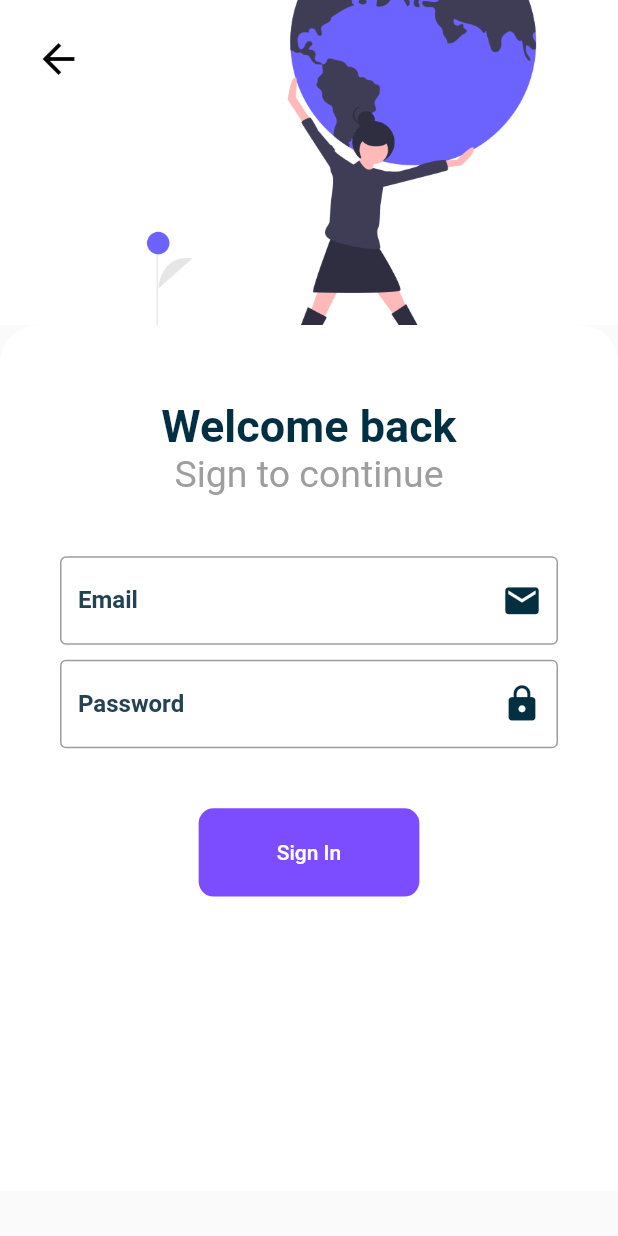
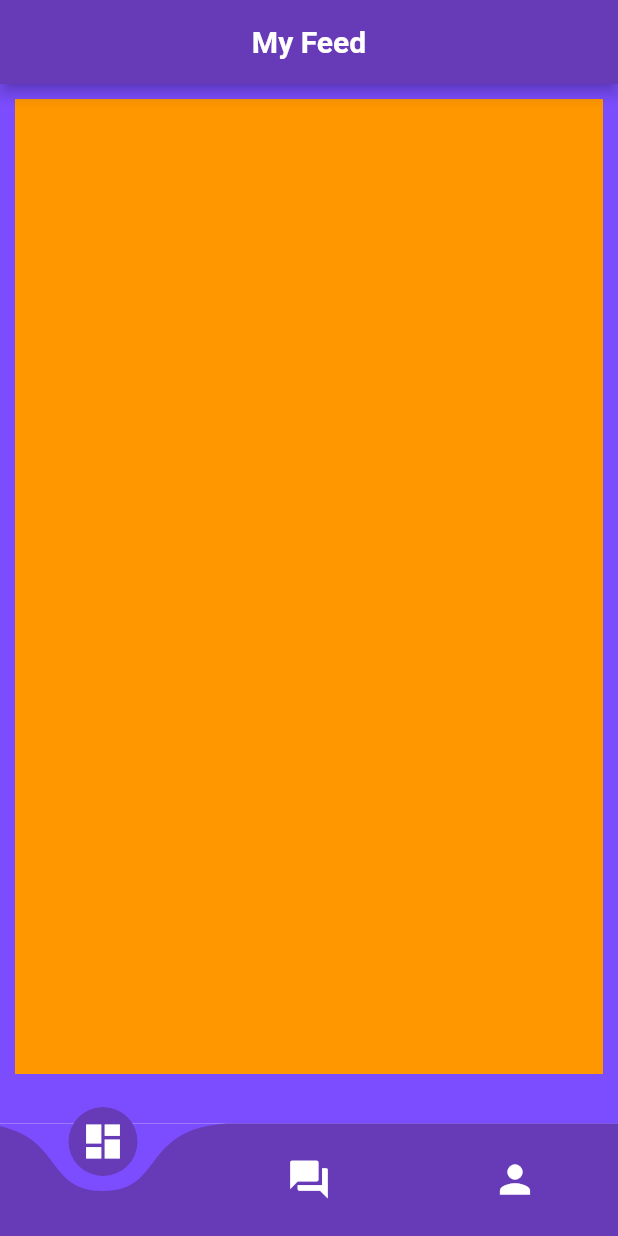
Before and after one commit to msoham123/ProtectApp, a Flutter app: the LoginScreen screen opened directly, after a tap on "Sign In", on a phone screen of 412 x 824 dp. Run offline on Flutter 3.47's test engine with Material 2 defaults, Android fonts, the phone set to English and light mode, and no system bars; drawn by our look-alikes of curved_navigation_bar; our stand-ins replace bottom_navy_bar, device_preview, page_transition.

Commit message:
Added Bottom Nav Bar and Screens

```diff
--- /dev/null
+++ b/lib/navScreen.dart
@@ -0,0 +1,149 @@
+import 'package:bottom_navy_bar/bottom_navy_bar.dart';
+import 'package:curved_navigation_bar/curved_navigation_bar.dart';
+import 'package:flutter/cupertino.dart';
+import 'package:flutter/material.dart';
+import 'package:protect/screens/feedScreen.dart';
+import 'package:protect/screens/firstScreen.dart';
+import 'package:protect/screens/messageScreen.dart';
+import 'package:protect/screens/profileScreen.dart';
+
+import 'main.dart';
+
+
+
+class NavScreen extends StatefulWidget {
+  @override
+  _NavScreenState createState() => _NavScreenState();
+}
+
+class _NavScreenState extends State<NavScreen> {
+  PageController pageController;
+
+  @override
+  initState() {
+    super.initState();
+    pageController = new PageController(
+        initialPage: MyApp.currentIndex, keepPage: true, viewportFraction: 1);
+  }
+
+  @override
+  dispose() {
+    pageController.dispose();
+    super.dispose();
+  }
+
+//  void getCurrentUser() async {
+//    try {
+//      final user = await _auth.currentUser();
+//      if (user != null) {
+//        loggedInUser = user;
+//      }
+//    } catch (e) {
+//      print(e);
+//    }
+//  }
+
+  @override
+  Widget build(BuildContext context) {
+    return Scaffold(
+//      appBar: AppBar(
+//        title: Text("ProtectApp", style: TextStyle(fontWeight: FontWeight.w700),),
+//        backgroundColor: Colors.deepPurple,
+//        automaticallyImplyLeading: false,
+//        actions: <Widget>[
+//          MaterialButton(
+//            onPressed: () {
+//              print("sign out");
+////              _auth.signOut();
+//              Navigator.push(
+//                context,
+//                MaterialPageRoute(
+//                  builder: (context) => FirstScreen(),
+//                ),
+//              );
+//            },
+//            child: Row(
+//              children: <Widget>[
+//                Text("Sign out",style: TextStyle(color: Colors.white),),
+//                Padding(
+//                  padding: const EdgeInsets.only(left: 5.0),
+//                  child: Icon(Icons.keyboard_arrow_right, color: Colors.white,),
+//                ),
+//              ],
+//            ),
+//          )
+//        ],
+//      ),
+      body: Center(
+        child: PageView(
+          controller: pageController,
+          onPageChanged: (index) {
+            setState(() {
+              MyApp.currentIndex = index;
+            });
+          },
+          children: <Widget>[
+//            MainScreen(), list of screens here
+//            MapScreen(),
+//            myChatBotScreen(),
+            feedScreen(),
+            messageScreen(),
+            profileScreen(),
+          ],
+        ),
+      ),
+//      bottomNavigationBar: BottomNavyBar(
+//        backgroundColor: Colors.white,
+//        selectedIndex: MyApp.currentIndex,
+//        showElevation: true,
+//        itemCornerRadius: 8,
+//        curve: Curves.easeInBack,
+//        onItemSelected: (index) {
+//          setState(() {
+//            MyApp.currentIndex = index;
+//          });
+//          pageController.jumpToPage(index);
+//        },
+//        items: [
+//          BottomNavyBarItem(
+//            icon: Icon(Icons.home),
+//            title: Text('Home'),
+//            activeColor: Colors.purpleAccent,
+//            textAlign: TextAlign.center,
+//          ),
+//          BottomNavyBarItem(
+//            icon: Icon(Icons.location_on),
+//            title: Text(
+//              'Clinics',
+//            ),
+//            activeColor: Colors.pink,
+//            textAlign: TextAlign.center,
+//          ),
+//          BottomNavyBarItem(
+//            icon: Icon(Icons.question_answer),
+//            title: Text('Chatbot'),
+//            activeColor: Colors.orangeAccent,
+//            textAlign: TextAlign.center,
+//          ),
+//        ],
+//      ),
+      bottomNavigationBar: CurvedNavigationBar(
+        index: MyApp.currentIndex,
+        backgroundColor: Colors.deepPurpleAccent,
+        color: Colors.deepPurple,
+        buttonBackgroundColor: Colors.deepPurple,
+        items: <Widget>[
+          Icon(Icons.dashboard, size: 30, color: Colors.white,),
+          Icon(Icons.forum, size: 30, color: Colors.white,),
+          Icon(Icons.person, size: 30, color: Colors.white,),
+        ],
+        onTap: (index) {
+          setState(() {
+            MyApp.currentIndex = index;
+          });
+          pageController.jumpToPage(index);
+        },
+      ),
+    );
+  }
+}
--- /dev/null
+++ b/lib/screens/feedScreen.dart
@@ -0,0 +1,54 @@
+import 'package:flutter/material.dart';
+
+import 'firstScreen.dart';
+
+
+class feedScreen extends StatefulWidget {
+  @override
+  _feedScreenState createState() => _feedScreenState();
+}
+
+class _feedScreenState extends State<feedScreen>{
+  final TextEditingController _searchControl = new TextEditingController();
+
+
+
+  @override
+  Widget build(BuildContext context) {
+    return Scaffold(
+        appBar: AppBar(
+        title: Center(child: Text("My Feed", style: TextStyle(fontWeight: FontWeight.w700),)),
+        backgroundColor: Colors.deepPurple,
+        automaticallyImplyLeading: false,
+        actions: <Widget>[],
+      ),
+      backgroundColor: Colors.deepPurpleAccent,
+      body: Padding(
+        padding: EdgeInsets.fromLTRB(10.0,0,10.0,0),
+        child: Column(
+          children: <Widget>[
+            Expanded(
+              child: ListView(
+                children: <Widget>[
+                  SizedBox(height: 10.0),
+
+                  Container(
+                    color: Colors.orange,
+                    height: MediaQuery.of(context).size.height*1.5,
+                  )
+
+                ],
+              ),
+            ),
+            SizedBox(height: MediaQuery.of(context).size.height/25),
+          ],
+        ),
+      ),
+    );
+
+  }
+
+
+
+
+}
--- a/lib/screens/loginScreen.dart
+++ b/lib/screens/loginScreen.dart
@@ -3,6 +3,7 @@ import 'package:protect/animations/buttonLoginAnimation.dart';
 import 'package:protect/components/customTextfield.dart';
 import 'file:///C:/Users/msoha/Desktop/flutter_applications/protect/lib/animations/dashAnimation.dart';
 import 'package:bottom_navy_bar/bottom_navy_bar.dart';
+import 'package:protect/navScreen.dart';
 
 
 class LoginScreen extends StatefulWidget {
@@ -176,7 +177,9 @@ class _LoginScreenState extends State<LoginScreen> {
                               height: MediaQuery.of(context).size.height/14,
                               width: MediaQuery.of(context).size.width/2.8,
                               child: FlatButton(
-                                onPressed: () {},
+                                onPressed: () {
+                                  Navigator.push(context, MaterialPageRoute(builder: (context) => NavScreen()));
+                                },
                                 color: Colors.deepPurpleAccent,
                                 shape: RoundedRectangleBorder(
                                     borderRadius: BorderRadius.circular(10)),
--- a/pubspec.yaml
+++ b/pubspec.yaml
@@ -24,6 +24,7 @@ dependencies:
   bottom_navy_bar:
   simple_animations: ^1.1.3
   page_transition: ^1.1.4
+  curved_navigation_bar:
 
 
 dev_dependencies:
```
Also changed, not shown: lib/screens/messageScreen.dart (added, +54 -0 lines), lib/screens/profileScreen.dart (added, +54 -0 lines), pubspec.lock.
